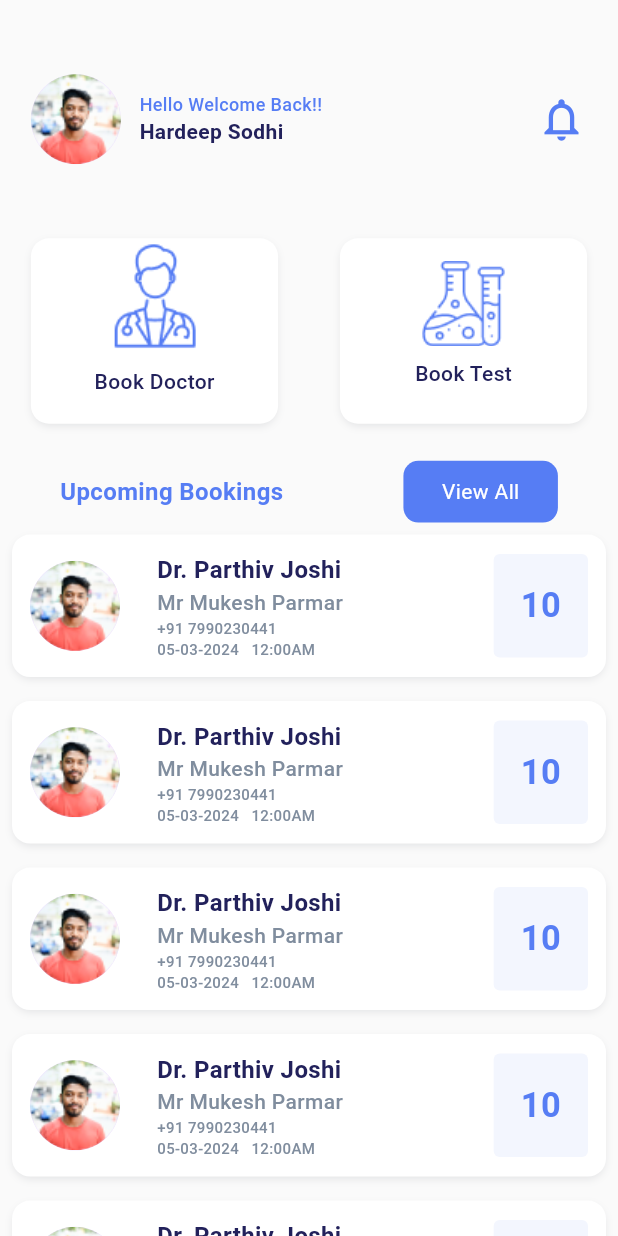
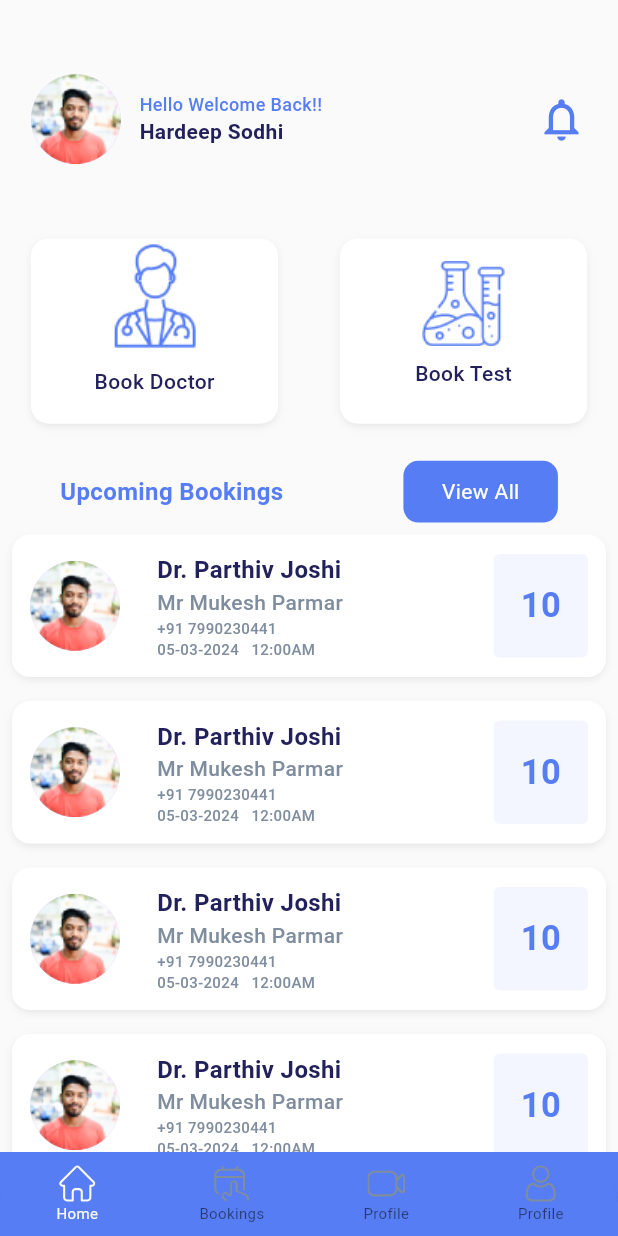
Before and after one commit to mayurcodefencers/health_workers_app, a Flutter app: the screen it shows after launch, on a phone screen of 412 x 824 dp. Run offline on Flutter 3.47's test engine with Material 3 defaults, Android fonts, the phone set to English and light mode, and no system bars; our stand-ins replace dio, flutter_svg, get, intro_slider, shared_preferences, sizer and 1 more; Roboto replaces fonts that are missing (Montserrat).

Commit message:
Added bottom navigation

```diff
--- a/lib/constants/app_const_assets.dart
+++ b/lib/constants/app_const_assets.dart
@@ -3,6 +3,10 @@ class AppAssets {
   static const String notification = "assets/svg/noti.svg";
   static const String arrow = "assets/svg/arrow.svg";
   static const String fileUpload = "assets/svg/file_upload.svg";
+  static const String booking = "assets/svg/booking.svg";
+  static const String camera = "assets/svg/camera.svg";
+  static const String home = "assets/svg/home_health.svg";
+  static const String profile = "assets/svg/profile_health.svg";
 
   //PNG
   static const String bookAppointment = "assets/svg/book_appo.png";
--- a/lib/core/strings.dart
+++ b/lib/core/strings.dart
@@ -49,6 +49,10 @@
  const String selectDoctor  = "Select Doctor";
  const String bookDoctor  = "Book Doctor";
  const String bookTest  = "Book Test";
+ const String bookings  = "Bookings";
+ const String meetings  = "Meetings";
+ const String profile  = "Profile";
+ const String home  = "Home";
 
 
  final kToday = DateTime.now();
--- a/lib/main.dart
+++ b/lib/main.dart
@@ -3,6 +3,7 @@ import 'package:get/get_navigation/src/root/get_material_app.dart';
 import 'package:health_workers/screens/home/home_screen.dart';
 import 'package:health_workers/screens/intro/intro_slider_screen.dart';
 import 'package:health_workers/screens/login/login_screen.dart';
+import 'package:health_workers/widgets/bottom_nav_widget.dart';
 import 'package:shared_preferences/shared_preferences.dart';
 import 'package:sizer/sizer.dart';
 
@@ -27,7 +28,7 @@ class MyApp extends StatelessWidget {
           colorScheme: ColorScheme.fromSeed(seedColor: Colors.deepPurple),
           useMaterial3: true,
         ),
-        home: const HomeScreen(),
+        home: const HomePage(),
       );
     });
   }
--- /dev/null
+++ b/lib/screens/booking/booking_screen.dart
@@ -0,0 +1,38 @@
+import 'package:flutter/material.dart';
+import 'package:get/get.dart';
+import 'package:health_workers/core/strings.dart';
+import 'package:health_workers/core/theme/app_color.dart';
+import 'package:health_workers/core/theme/app_text_style.dart';
+
+class BookingScreen extends StatefulWidget {
+  const BookingScreen({super.key});
+
+  @override
+  State<BookingScreen> createState() => _BookingScreenState();
+}
+
+class _BookingScreenState extends State<BookingScreen> {
+  @override
+  Widget build(BuildContext context) {
+    return Scaffold(
+      appBar: AppBar(
+        automaticallyImplyLeading: false,
+        centerTitle: true,
+        title: Text(
+          bookings,
+          style: AppTextStyle.boldText
+              .copyWith(color: AppColor.primaryColor, fontSize: 22),
+        ),
+        leading: GestureDetector(
+          onTap: () {
+            Get.back();
+          },
+          child: const Icon(
+            Icons.arrow_back_ios_outlined,
+            color: AppColor.navyBlueColor,
+          ),
+        ),
+      ),
+    );
+  }
+}
--- a/lib/widgets/bottom_nav_widget.dart
+++ b/lib/widgets/bottom_nav_widget.dart
@@ -1,119 +1,114 @@
-// import 'package:demo_app/constants/app_const_assets.dart';
-// import 'package:demo_app/core/strings.dart';
-// import 'package:demo_app/core/theme/app_color.dart';
-// import 'package:demo_app/core/theme/app_text_style.dart';
-// import 'package:demo_app/screens/emergency/emergency_screen.dart';
-// import 'package:demo_app/screens/home/home_screen.dart';
-// import 'package:demo_app/screens/notification/notification_screen.dart';
-// import 'package:demo_app/screens/profile/profile_screen.dart';
-// import 'package:flutter/material.dart';
-// import 'package:flutter_svg/flutter_svg.dart';
-// import 'package:sizer/sizer.dart';
-//
-// class HomePage extends StatefulWidget {
-//   const HomePage({Key? key}) : super(key: key);
-//
-//   @override
-//   _HomePageState createState() => _HomePageState();
-// }
-//
-// class _HomePageState extends State<HomePage> {
-//   int pageIndex = 0;
-//
-//   final pages = [
-//     const HomeScreen(),
-//     const EmergencyScreen(),
-//     const ProfileScreen(),
-//     const NotificationScreen(),
-//   ];
-//
-//   void _onItemTapped(int index) {
-//     setState(() {
-//       pageIndex = index;
-//     });
-//   }
-//
-//   @override
-//   Widget build(BuildContext context) {
-//     return Scaffold(
-//       backgroundColor: AppColor.appBgColor,
-//       body: pages[pageIndex],
-//       bottomNavigationBar: Container(
-//         decoration: const BoxDecoration(
-//           borderRadius: BorderRadius.only(
-//               topRight: Radius.circular(35), topLeft: Radius.circular(35)),
-//         ),
-//         child: ClipRRect(
-//           borderRadius: const BorderRadius.only(
-//             topLeft: Radius.circular(35),
-//             topRight: Radius.circular(35),
-//           ),
-//           child: BottomNavigationBar(
-//             type: BottomNavigationBarType.fixed,
-//             currentIndex: pageIndex,
-//             onTap: _onItemTapped,
-//             backgroundColor: AppColor.containerColor,
-//             unselectedLabelStyle: AppTextStyle.textNormal.copyWith(fontSize: 10),
-//             selectedLabelStyle: AppTextStyle.textNormal.copyWith(fontSize: 10),
-//             selectedItemColor: AppColor.titleAndButtonColor,
-//             items: <BottomNavigationBarItem>[
-//               BottomNavigationBarItem(
-//                 icon: pageIndex == 0
-//                     ? SvgPicture.asset(
-//                         AppAssets.home,
-//                       )
-//                     : SvgPicture.asset(
-//                         AppAssets.home,
-//                         color: AppColor.textFieldBorderColor,
-//                       ),
-//                 label: home,
-//               ),
-//               BottomNavigationBarItem(
-//                 icon: pageIndex == 1
-//                     ? SvgPicture.asset(
-//                         AppAssets.support,
-//                         color: AppColor.titleAndButtonColor,
-//                       )
-//                     : SvgPicture.asset(
-//                         AppAssets.support,
-//                       ),
-//                 label: supportTeam,
-//               ),
-//               BottomNavigationBarItem(
-//                 icon: pageIndex == 2
-//                     ? SvgPicture.asset(
-//                         AppAssets.profile,
-//                         color: AppColor.titleAndButtonColor,
-//                       )
-//                     : SvgPicture.asset(
-//                         AppAssets.profile,
-//                       ),
-//                 label: profile,
-//               ),
-//               BottomNavigationBarItem(
-//                 icon: pageIndex == 3
-//                     ? SvgPicture.asset(
-//                         AppAssets.notification,
-//                         color: AppColor.titleAndButtonColor,
-//                       )
-//                     : SvgPicture.asset(
-//                         AppAssets.notification,
-//                       ),
-//                 label: notification,
-//               ),
-//             ],
-//           ),
-//         ),
-//       ),
-//       resizeToAvoidBottomInset: false,
-//     );
-//   }
-//
-//   Widget dotContainer(Color? color) {
-//     return Container(
-//       height: 1.h,
-//       width: 10.w,
-//       decoration: BoxDecoration(color: color, shape: BoxShape.circle),
-//     );
-//   }
-// }
+import 'package:flutter/material.dart';
+import 'package:flutter_svg/flutter_svg.dart';
+import 'package:health_workers/constants/app_const_assets.dart';
+import 'package:health_workers/core/strings.dart';
+import 'package:health_workers/core/theme/app_color.dart';
+import 'package:health_workers/core/theme/app_text_style.dart';
+import 'package:health_workers/screens/booking/booking_screen.dart';
+import 'package:health_workers/screens/home/home_screen.dart';
+
+class HomePage extends StatefulWidget {
+  const HomePage({Key? key}) : super(key: key);
+
+  @override
+  _HomePageState createState() => _HomePageState();
+}
+
+class _HomePageState extends State<HomePage> {
+  int pageIndex = 0;
+
+  final pages = [
+    const HomeScreen(),
+    const BookingScreen(),
+    const HomeScreen(),
+    const BookingScreen(),
+  ];
+
+  void _onItemTapped(int index) {
+    setState(() {
+      pageIndex = index;
+    });
+  }
+
+  @override
+  Widget build(BuildContext context) {
+    return Scaffold(
+      backgroundColor: AppColor.primaryColor,
+      body: pages[pageIndex],
+      bottomNavigationBar: Container(
+        decoration: const BoxDecoration(
+          borderRadius: BorderRadius.only(
+              topRight: Radius.circular(35), topLeft: Radius.circular(35)),
+        ),
+        child: ClipRRect(
+          borderRadius: const BorderRadius.only(
+            topLeft: Radius.circular(35),
+            topRight: Radius.circular(35),
+          ),
+          child: BottomNavigationBar(
+            type: BottomNavigationBarType.fixed,
+            currentIndex: pageIndex,
+            onTap: _onItemTapped,
+            backgroundColor: AppColor.primaryColor,
+            unselectedLabelStyle: AppTextStyle.normalText
+                .copyWith(fontSize: 10, color: AppColor.greyColor),
+            selectedLabelStyle: AppTextStyle.normalText
+                .copyWith(fontSize: 10, color: AppColor.whiteColor),
+            selectedItemColor: AppColor.whiteColor,
+            items: <BottomNavigationBarItem>[
+              BottomNavigationBarItem(
+                icon: pageIndex == 0
+                    ? SvgPicture.asset(
+                        AppAssets.home,
+                        color: AppColor.whiteColor,
+                      )
+                    : SvgPicture.asset(
+                        AppAssets.home,
+                        color: AppColor.greyColor,
+                      ),
+                label: home,
+              ),
+              BottomNavigationBarItem(
+                icon: pageIndex == 1
+                    ? SvgPicture.asset(
+                        AppAssets.booking,
+                        color: AppColor.whiteColor,
+                      )
+                    : SvgPicture.asset(
+                        AppAssets.booking,
+                        color: AppColor.greyColor,
+                      ),
+                label: bookings,
+              ),
+              BottomNavigationBarItem(
+                icon: pageIndex == 2
+                    ? SvgPicture.asset(
+                        AppAssets.camera,
+                        color: AppColor.whiteColor,
+                      )
+                    : SvgPicture.asset(
+                        AppAssets.camera,
+                        color: AppColor.greyColor,
+                      ),
+                label: profile,
+              ),
+              BottomNavigationBarItem(
+                icon: pageIndex == 3
+                    ? SvgPicture.asset(
+                        AppAssets.profile,
+                        color: AppColor.whiteColor,
+                      )
+                    : SvgPicture.asset(
+                        AppAssets.profile,
+                        color: AppColor.greyColor,
+                      ),
+                label: profile,
+              ),
+            ],
+          ),
+        ),
+      ),
+      resizeToAvoidBottomInset: false,
+    );
+  }
+}
```
Also changed, not shown: assets/svg/booking.svg (added), assets/svg/camera.svg (added), assets/svg/home_health.svg (added), assets/svg/profile_health.svg (added).
